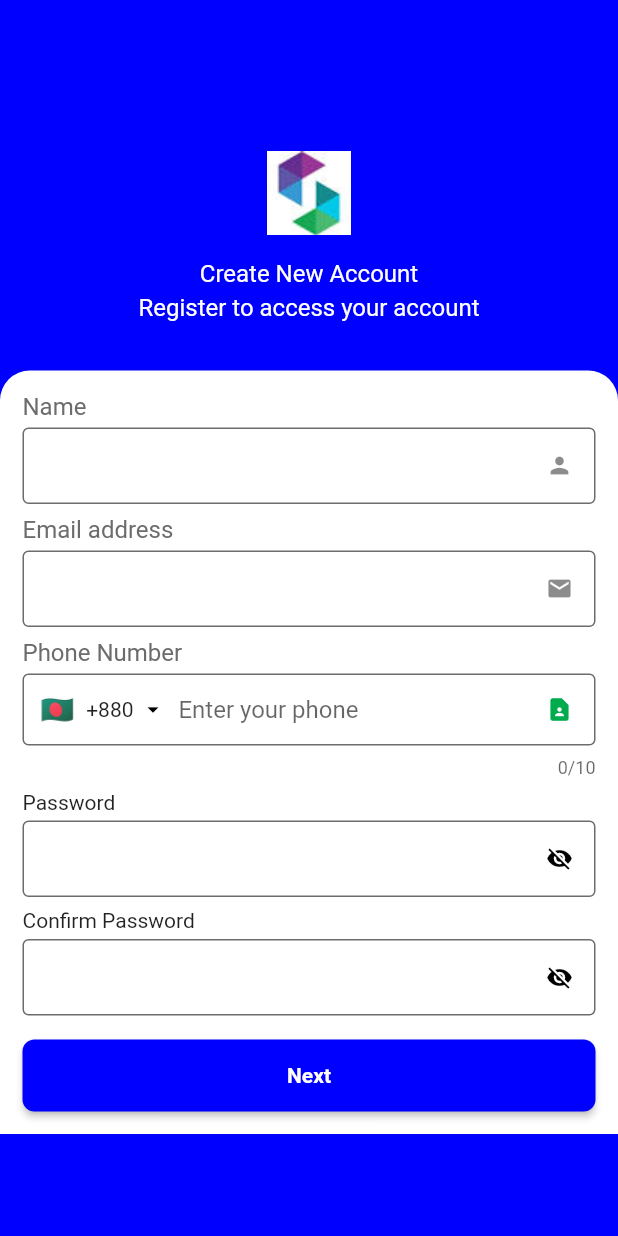
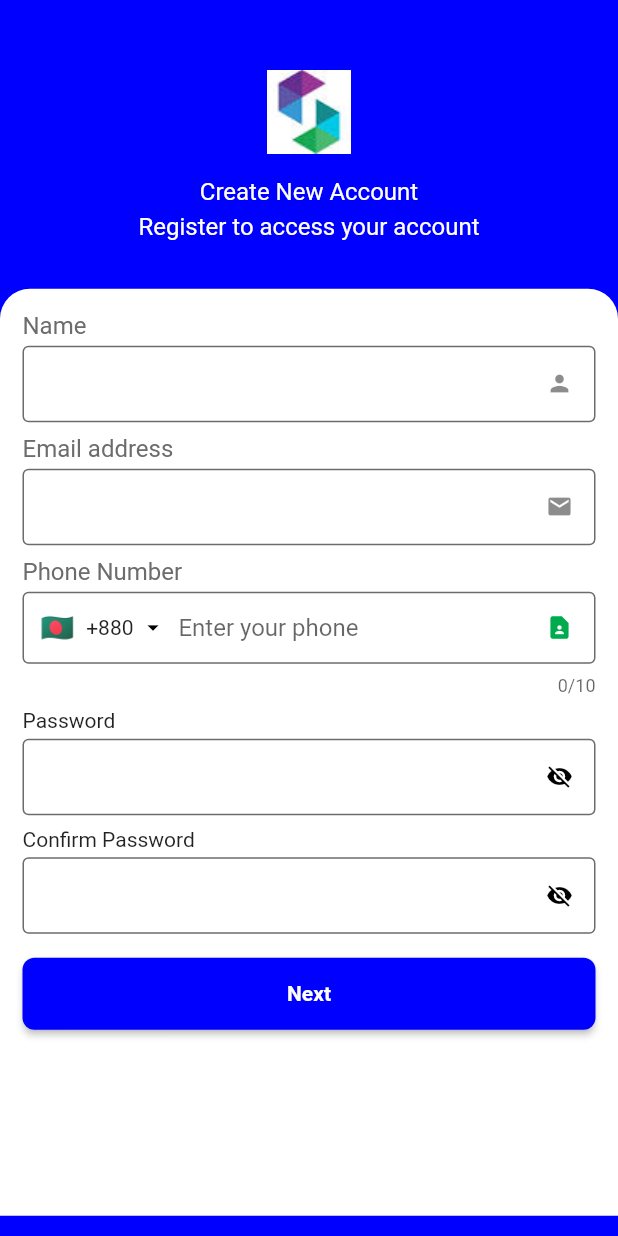
Before and after one commit to jpmehedi/solutionspain, a Flutter app: the screen it shows after launch, on a phone screen of 412 x 824 dp. Run offline on Flutter 3.47's test engine with Material 2 defaults, Android fonts, the phone set to English and light mode, and no system bars; drawn by our look-alikes of intl_phone_field; our stand-ins replace flutter_easyloading, flutter_otp_text_field, get, sizer; missing offline and left inert: fluttercontactpicker.

Commit message:
Overflow fix

```diff
--- a/lib/modules/screens/signup/signup_screen.dart
+++ b/lib/modules/screens/signup/signup_screen.dart
@@ -53,6 +53,7 @@ class SignUpScreen extends StatelessWidget {
                     ),
                     SizedBox(height: 32,),
                     Container(
+                      height: Get.height < 720 ? Get.height * 0.90 : Get.height * 0.75,
                       decoration: BoxDecoration(
                         color: AppColor.kWhiteColor,
                         borderRadius: BorderRadius.only(topLeft: Radius.circular(20), topRight:  Radius.circular(20))
```
Also changed, not shown: 1 other file.
